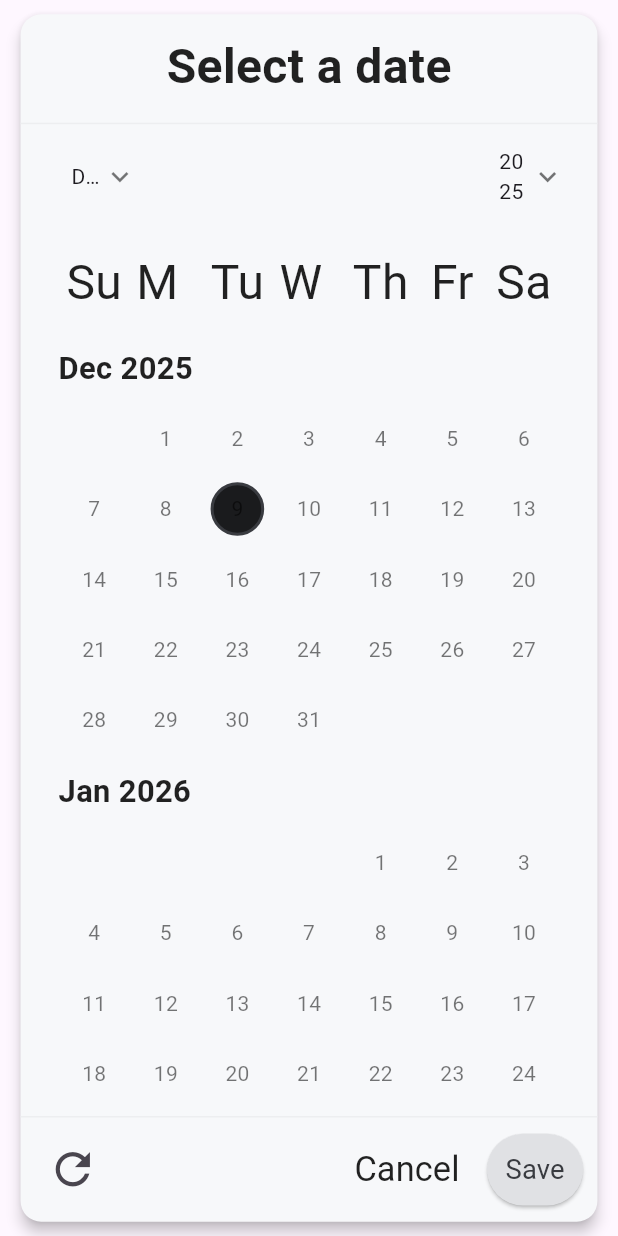
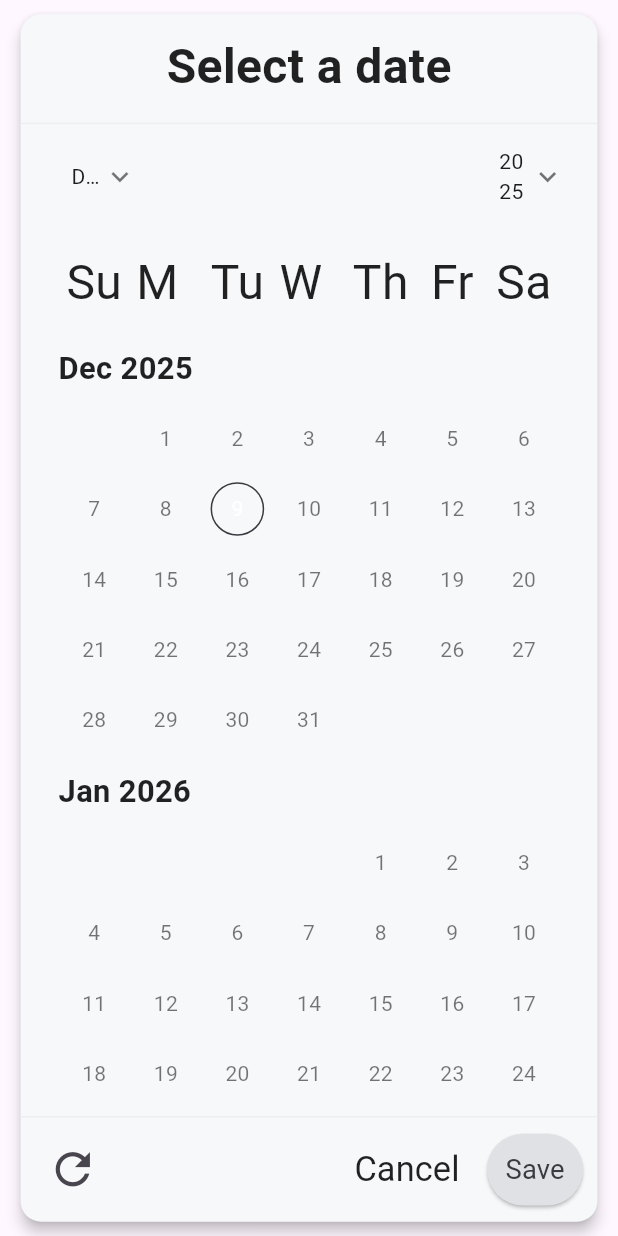
Before and after one commit to xymbia/flutter_realm, a Flutter app: the CustomDatePickerWidget widget shown alone on an empty page, opened directly with empty values, on a phone screen of 412 x 824 dp. Run offline on Flutter 3.47's test engine with Material 3 defaults, Android fonts, the phone set to English and light mode, and no system bars; our stand-ins replace dotted_border, dropdown_button2, flutter_screenutil, logger.

Commit message:
- Updated config for range selection & today's selected day styles

```diff
--- a/lib/screens/date_picker_example.dart
+++ b/lib/screens/date_picker_example.dart
@@ -92,10 +92,13 @@ class _DatePickerPageState extends State<DatePickerPage> {
                               DateTime.now().month, DateTime.now().day),
                           lastDate: DateTime(DateTime.now().year + 50,
                               DateTime.now().month + 6, DateTime.now().day),
+                          selectedRangeDayTextStyle: Font.apply(
+                              FontStyle.regular, FontSize.h6,
+                              color: Colors.black),
                           selectedDayHighlightColor: Colors.black87,
                           selectedDayTextStyle: Font.apply(
                               FontStyle.regular, FontSize.h6,
-                              color: Colors.white),
+                              color: Colors.black),
                           selectedMonthTextStyle: const TextStyle(
                               color: Colors.black87,
                               fontWeight: FontWeight.bold),
--- a/lib/widgets/custom_date_picker_widget.dart
+++ b/lib/widgets/custom_date_picker_widget.dart
@@ -13,6 +13,7 @@ class CustomDatePickerWidget extends StatefulWidget {
   final DateTime? firstDate;
   final DateTime? lastDate;
   final Color? selectedDayHighlightColor;
+  final TextStyle? selectedRangeDayTextStyle;
   final TextStyle? selectedDayTextStyle;
   final TextStyle? weekdayLabelTextStyle;
   final TextStyle? dayTextStyle;
@@ -79,6 +80,7 @@ class CustomDatePickerWidget extends StatefulWidget {
     this.firstDate,
     this.lastDate,
     this.selectedDayHighlightColor,
+    this.selectedRangeDayTextStyle,
     this.selectedDayTextStyle,
     this.weekdayLabelTextStyle,
     this.dayTextStyle,
@@ -732,6 +734,9 @@ class _CustomDatePickerWidgetState extends State<CustomDatePickerWidget> {
             hideScrollViewTopHeader: true,
             selectedDayHighlightColor:
                 widget.selectedDayHighlightColor ?? Colors.grey,
+            selectedRangeDayTextStyle: widget.selectedRangeDayTextStyle ??
+                const TextStyle(
+                    color: Colors.black54, fontWeight: FontWeight.normal),
             selectedDayTextStyle: widget.selectedDayTextStyle ??
                 const TextStyle(
                     color: Colors.black54, fontWeight: FontWeight.normal),
@@ -819,6 +824,9 @@ class _CustomDatePickerWidgetState extends State<CustomDatePickerWidget> {
             hideMonthPickerDividers: true,
             hideScrollViewMonthWeekHeader: true,
             hideScrollViewTopHeader: true,
+            selectedRangeDayTextStyle: widget.selectedRangeDayTextStyle ??
+                const TextStyle(
+                    color: Colors.black54, fontWeight: FontWeight.normal),
             selectedDayTextStyle: widget.selectedDayTextStyle ??
                 const TextStyle(
                     color: Colors.black54, fontWeight: FontWeight.normal),
@@ -901,6 +909,9 @@ class _CustomDatePickerWidgetState extends State<CustomDatePickerWidget> {
             hideMonthPickerDividers: true,
             hideScrollViewMonthWeekHeader: true,
             hideScrollViewTopHeader: true,
+            selectedRangeDayTextStyle: widget.selectedRangeDayTextStyle ??
+                const TextStyle(
+                    color: Colors.black54, fontWeight: FontWeight.normal),
             selectedDayTextStyle: widget.selectedDayTextStyle ??
                 const TextStyle(
                     color: Colors.black54, fontWeight: FontWeight.normal),
--- a/lib/widgets/date_picker_impl/_day_picker.dart
+++ b/lib/widgets/date_picker_impl/_day_picker.dart
@@ -179,7 +179,7 @@ class _DayPickerState extends State<_DayPicker> {
         if (isToday && widget.config.todayTextStyle != null) {
           customDayTextStyle = widget.config.todayTextStyle?.copyWith(
             color: isSelectedDay
-                ? Colors.white
+                ? Colors.black
                 : dayColor, // Use white if selected, otherwise use calculated dayColor
           );
         }
@@ -228,20 +228,25 @@ class _DayPickerState extends State<_DayPicker> {
                   border: Border.all(width: 1, color: const Color(0xFF393B40)));
         }
 
-        if (isSelectedDay) {
-          customDayTextStyle =
-              widget.config.selectedDayTextStyle;
-          decoration = widget.config.isSelectedDecoration ??
-              BoxDecoration(
-                borderRadius: BorderRadius.circular(50),
-                color: const Color(
-                    0xFF1A1B1D), // Black background for today's date
-                border: Border.all(width: 2, color: const Color(0xFF393B40)),
-              );
+        var dayTextStyle =
+            customDayTextStyle ?? dayStyle.apply(color: dayColor);
+
+        if (isToday) {
+          dayTextStyle = dayStyle;
         }
 
-        final dayTextStyle =
-            customDayTextStyle ?? dayStyle.apply(color: dayColor);
+        if (isSelectedDay) {
+          customDayTextStyle = widget.config.selectedDayTextStyle?.copyWith(
+            color: Colors.white,
+          );
+          dayTextStyle = customDayTextStyle!;
+        }
+
+        if (isDateInBetweenRangePickerSelectedDates &&
+            widget.config.selectedRangeDayTextStyle != null) {
+          customDayTextStyle = widget.config.selectedRangeDayTextStyle;
+          dayTextStyle = customDayTextStyle!;
+        }
 
         Widget dayWidget = widget.config.dayBuilder?.call(
               date: dayToBuild,
```
